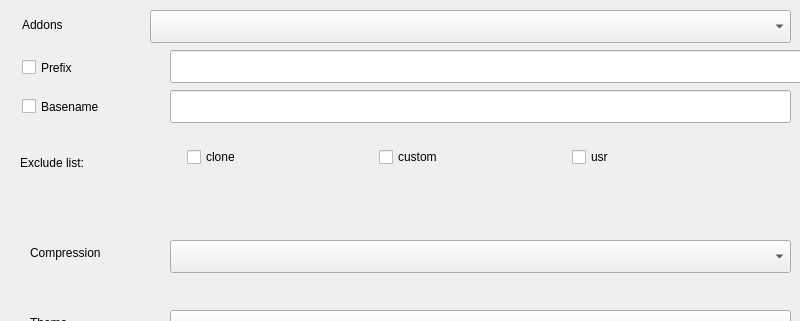
First picture: the form in src/ui/produce.ui, repository pieroproietti/pengui, before the edit; both pictures show x 0 to 800 and y 0 to 321 of the 800 by 600 pixel window.
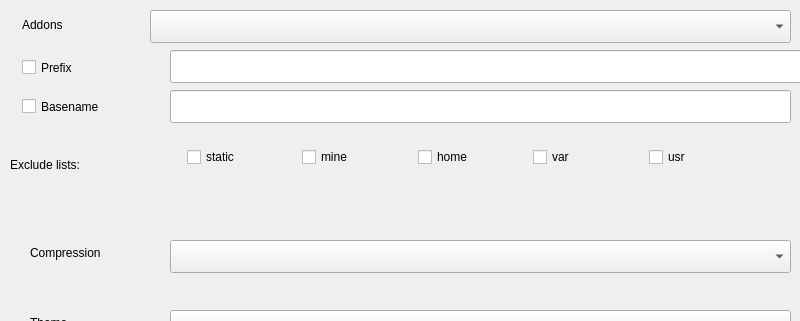
Second picture: the form after the edit. Icons and pictures are not drawn.

Patch:
```diff
--- a/src/ui/produce.ui
+++ b/src/ui/produce.ui
@@ -74,17 +74,17 @@
   <widget class="QLabel" name="labelExclude">
    <property name="geometry">
     <rect>
-     <x>20</x>
-     <y>150</y>
+     <x>10</x>
+     <y>154</y>
      <width>141</width>
-     <height>25</height>
+     <height>21</height>
     </rect>
    </property>
    <property name="toolTip">
     <string>Filters are used to remove private or unnecessaries informations from the image, note exclude.list.template is always applied</string>
    </property>
    <property name="text">
-    <string>Exclude list:</string>
+    <string>Exclude lists:</string>
    </property>
   </widget>
   <widget class="QLabel" name="labelCompression">
@@ -308,7 +308,7 @@
        <string>Add exclude.list.d/clone.list</string>
       </property>
       <property name="text">
-       <string>clone</string>
+       <string>static</string>
       </property>
      </widget>
     </item>
@@ -318,14 +318,34 @@
        <string>Add exclude.list.d/custom</string>
       </property>
       <property name="text">
-       <string>custom</string>
+       <string>mine</string>
       </property>
      </widget>
     </item>
     <item>
      <widget class="QCheckBox" name="checkBoxFilterUsr">
       <property name="toolTip">
-       <string>Add exclude.list.d/usr to the /etc/penguins-eggs.d/exclude.list</string>
+       <string>Include /etc/penguins-eggs.d/exclude.list.d/home.list</string>
+      </property>
+      <property name="text">
+       <string>home</string>
+      </property>
+     </widget>
+    </item>
+    <item>
+     <widget class="QCheckBox" name="checkBoxExcludesVar">
+      <property name="toolTip">
+       <string>include /etc/penguins-eggs.d/exclude.list.d/var.list</string>
+      </property>
+      <property name="text">
+       <string>var</string>
+      </property>
+     </widget>
+    </item>
+    <item>
+     <widget class="QCheckBox" name="checkBoxExcludesUsr">
+      <property name="toolTip">
+       <string>Add /etc/penguins-eggs.d/exclude.list.d/usr.list</string>
       </property>
       <property name="text">
        <string>usr</string>
```
Left out of the diff: 10 changed lines with no effect on the pictures.
